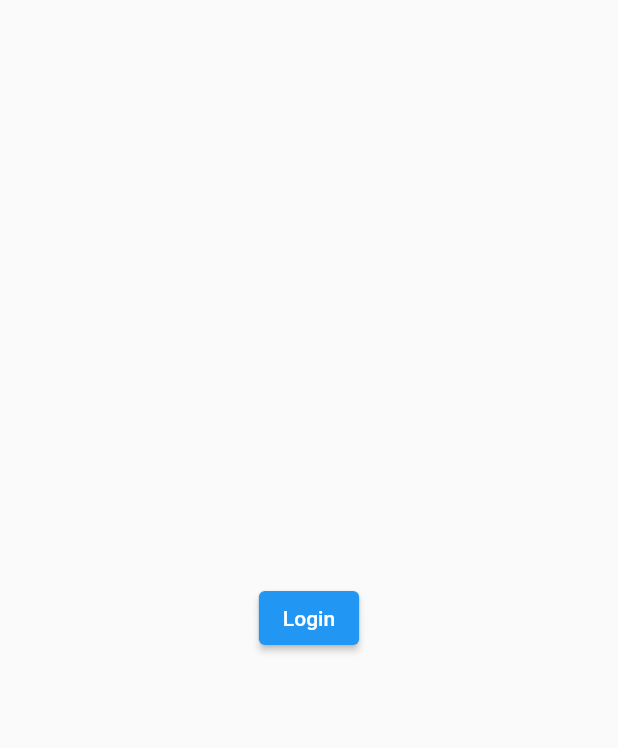
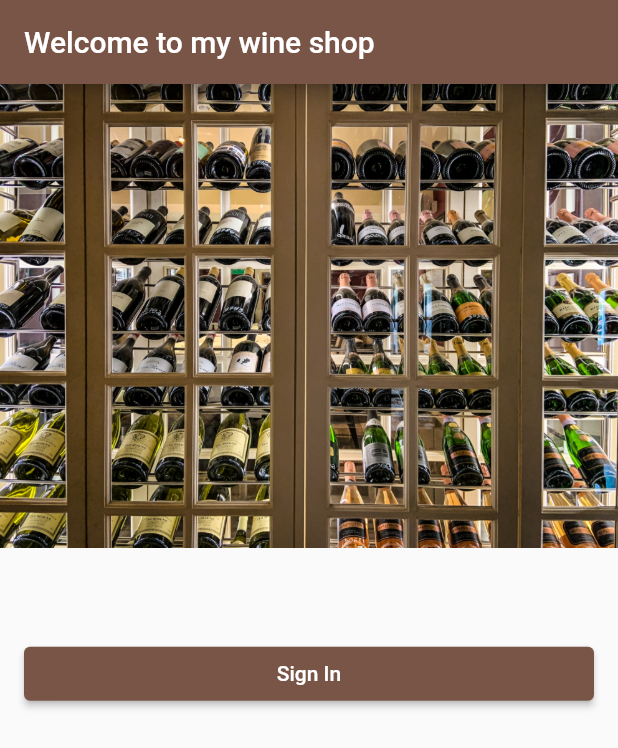
Before and after one commit to omartinma/firebase_workshop, a Flutter app: the screen it shows after launch, on a phone screen of 412 x 824 dp. Shown: the top 748 px of the screen. Run offline on Flutter 3.47's test engine with Material 2 defaults, Android fonts, the phone set to English and light mode, and no system bars; our stand-ins replace bloc, cloud_firestore, equatable, firebase_auth, firebase_core, flutter_bloc; accounts and stored records are empty; generated files the repository leaves out were written again.

Commit message:
feat: style login page

```diff
--- a/lib/app/view/app.dart
+++ b/lib/app/view/app.dart
@@ -9,10 +9,10 @@ class App extends StatelessWidget {
   Widget build(BuildContext context) {
     return MaterialApp(
       theme: ThemeData(
-        appBarTheme: const AppBarTheme(color: Color(0xFF13B9FF)),
+        primaryColor: Colors.amber,
+        appBarTheme: AppBarTheme(color: Colors.brown),
         colorScheme: ColorScheme.fromSwatch(
-          accentColor: const Color(0xFF13B9FF),
-        ),
+            accentColor: Colors.green, primarySwatch: Colors.brown),
       ),
       localizationsDelegates: AppLocalizations.localizationsDelegates,
       supportedLocales: AppLocalizations.supportedLocales,
--- a/lib/login/view/login_page.dart
+++ b/lib/login/view/login_page.dart
@@ -28,13 +28,27 @@ class LoginView extends StatelessWidget {
         }
       },
       child: Scaffold(
-        body: Center(
-          child: ElevatedButton(
-            onPressed: () {
-              context.read<LoginBloc>().add(const LoginRequested());
-            },
-            child: const Text('Login'),
-          ),
+        appBar: AppBar(
+          title: const Text('Welcome to my wine shop'),
+        ),
+        body: Column(
+          children: [
+            Image.asset(
+              'assets/images/cellar.jpg',
+              width: double.infinity,
+            ),
+            const SizedBox(height: 60),
+            Container(
+              width: double.infinity,
+              padding: const EdgeInsets.symmetric(horizontal: 16),
+              child: ElevatedButton(
+                onPressed: () {
+                  context.read<LoginBloc>().add(const LoginRequested());
+                },
+                child: const Text('Sign In'),
+              ),
+            ),
+          ],
         ),
       ),
     );
--- a/pubspec.yaml
+++ b/pubspec.yaml
@@ -29,3 +29,5 @@ dev_dependencies:
 flutter:
   uses-material-design: true
   generate: true
+  assets:
+    - assets/images
```
Also changed, not shown: assets/images/cellar.jpg (added).
